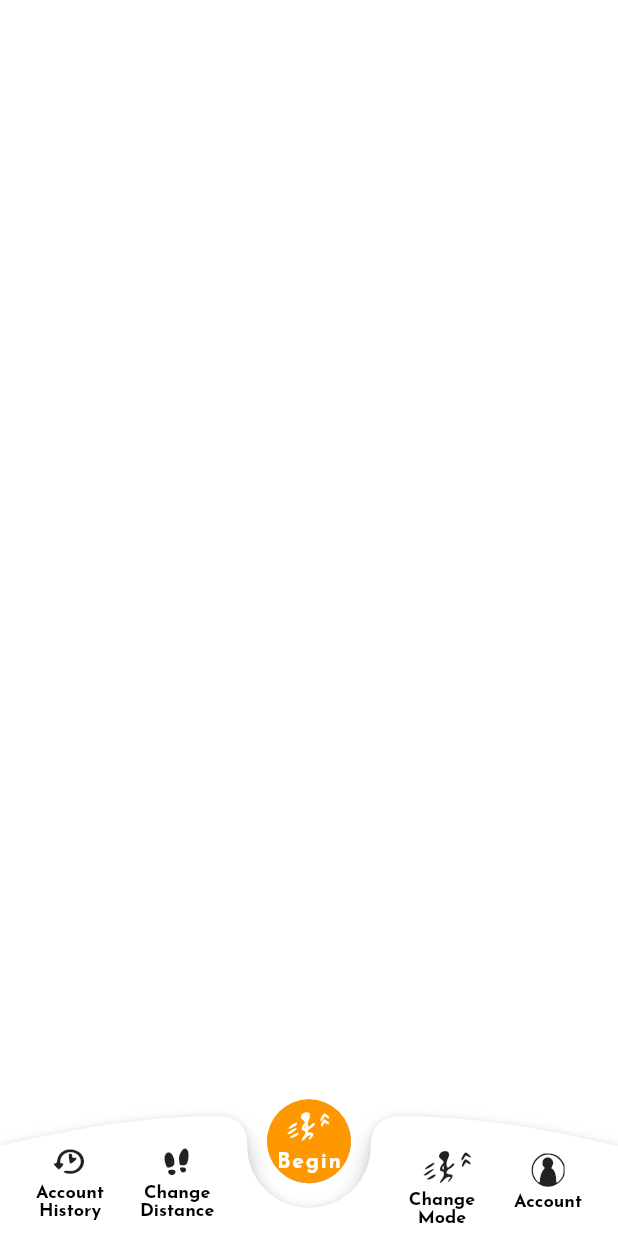
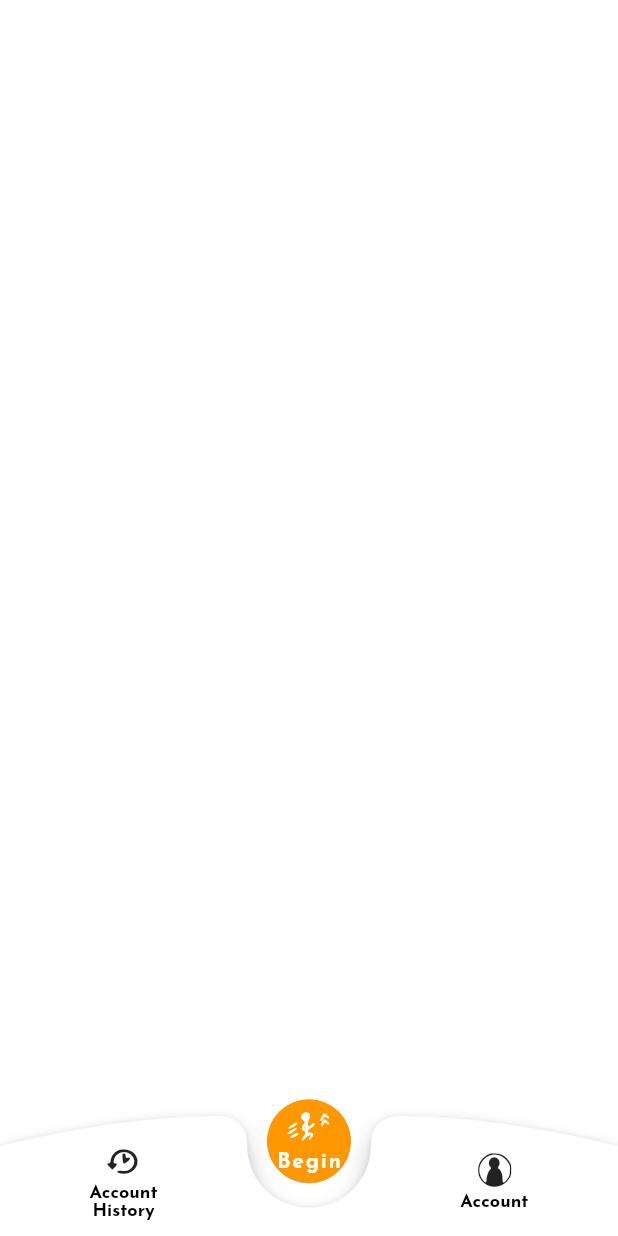
Before and after one commit to leejianen/Software-engineering-login-page, a Flutter app: the NavigationPage screen opened by its route, on a phone screen of 412 x 824 dp. Run offline on Flutter 3.47's test engine with Material 2 defaults, Android fonts, the phone set to English and light mode, and no system bars; our stand-ins replace font_awesome_flutter, google_fonts.

Commit message:
Add files via upload

```diff
--- a/lib/screens/NavScreen.dart
+++ b/lib/screens/NavScreen.dart
@@ -68,39 +68,39 @@ class _NavigationScreenState extends State<NavigationPage> {
                                 style: navScreen),
                           ],
                         ),
-                        Column(
-                          mainAxisSize: MainAxisSize.min,
-                          children: [
-                            SizedBox(
-                              height: 35.0,
-                              child: IconButton(
-                                  icon: Icon(NavigationScreen.changedistance,),
-                                  onPressed: (){}),
-                            ),
-                            Text('Change',
-                                style: navScreen),
-                            Text('Distance',
-                                style: navScreen),
-                          ],
-                        ),
+                        // Column(
+                        //   mainAxisSize: MainAxisSize.min,
+                        //   children: [
+                        //     SizedBox(
+                        //       height: 35.0,
+                        //       child: IconButton(
+                        //           icon: Icon(NavigationScreen.changedistance,),
+                        //           onPressed: (){}),
+                        //     ),
+                        //     Text('Change',
+                        //         style: navScreen),
+                        //     Text('Distance',
+                        //         style: navScreen),
+                        //   ],
+                        // ),
                         Container(width: size.width*0.20),
-                        Column(
-                          mainAxisSize: MainAxisSize.min,
-                          children: [
-                            SizedBox(
-                              height: 35.0,
-                              child: IconButton(
-                                  icon: Icon(NavigationScreen.changemoderun,
-                                  size: 40.0),
-                                  onPressed: (){}),
-                            ),
-                            Padding(padding: EdgeInsets.fromLTRB(0, 10, 0, 0)),
-                            Text('Change',
-                                style: navScreen),
-                            Text('Mode',
-                                style: navScreen),
-                          ],
-                        ),
+                        // Column(
+                        //   mainAxisSize: MainAxisSize.min,
+                        //   children: [
+                        //     SizedBox(
+                        //       height: 35.0,
+                        //       child: IconButton(
+                        //           icon: Icon(NavigationScreen.changemoderun,
+                        //           size: 40.0),
+                        //           onPressed: (){}),
+                        //     ),
+                        //     Padding(padding: EdgeInsets.fromLTRB(0, 10, 0, 0)),
+                        //     Text('Change',
+                        //         style: navScreen),
+                        //     Text('Mode',
+                        //         style: navScreen),
+                        //   ],
+                        // ),
                         Column(
                           mainAxisSize: MainAxisSize.min,
                           children: [
```
